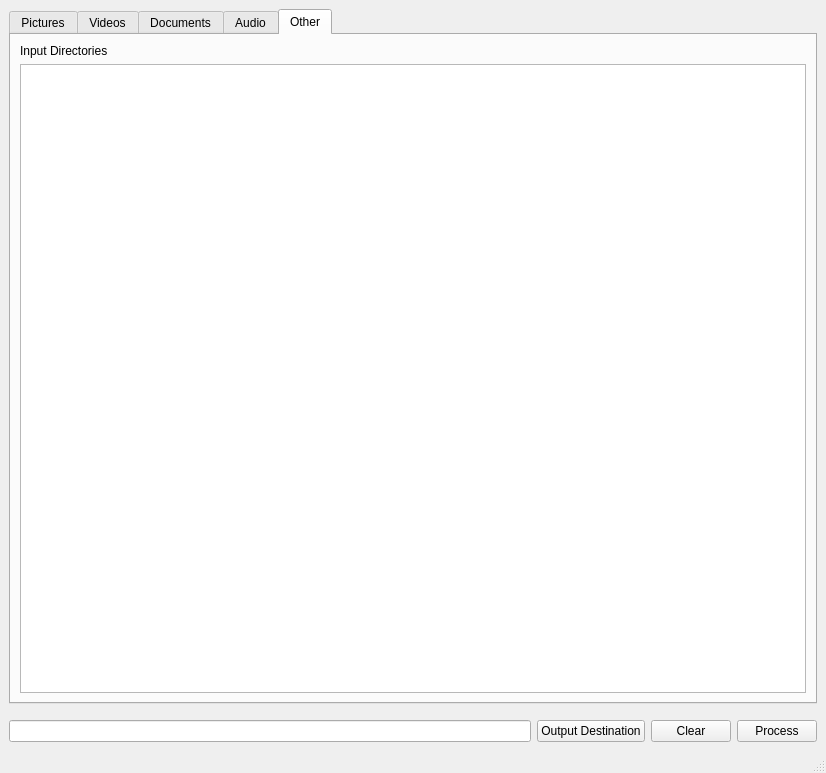
This is file-sorter/mainwindow.ui in c-4422/file-organizer as Qt 5 draws it before an edit. The edited form follows.
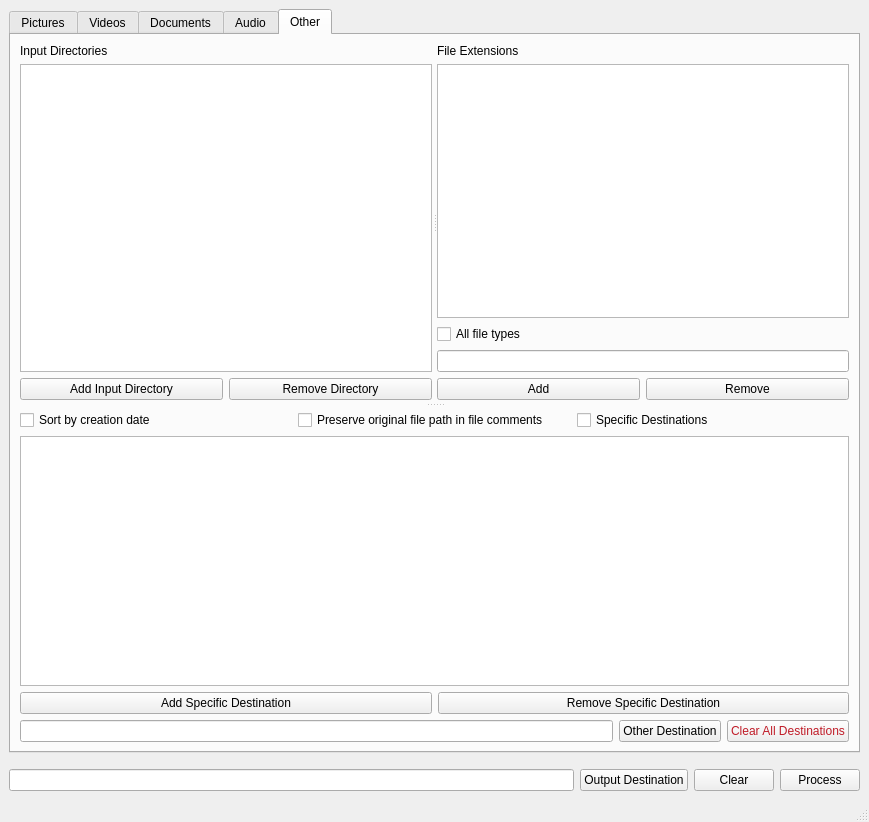
This is the edited form. The open tabs and pages were chosen to show the change.

What changed in the file:
```diff
--- a/file-sorter/mainwindow.ui
+++ b/file-sorter/mainwindow.ui
@@ -6,8 +6,8 @@
    <rect>
     <x>0</x>
     <y>0</y>
-    <width>826</width>
-    <height>773</height>
+    <width>869</width>
+    <height>822</height>
    </rect>
   </property>
   <property name="windowTitle">
@@ -632,24 +632,260 @@
        <attribute name="title">
         <string>Other</string>
        </attribute>
-       <layout class="QVBoxLayout" name="verticalLayout_3">
+       <layout class="QHBoxLayout" name="horizontalLayout_5">
         <item>
-         <layout class="QHBoxLayout" name="horizontalLayout_4">
+         <widget class="QSplitter" name="splitter_2">
+          <property name="sizePolicy">
+           <sizepolicy hsizetype="Minimum" vsizetype="Minimum">
+            <horstretch>0</horstretch>
+            <verstretch>0</verstretch>
+           </sizepolicy>
+          </property>
+          <property name="minimumSize">
+           <size>
+            <width>0</width>
+            <height>0</height>
+           </size>
+          </property>
+          <property name="baseSize">
+           <size>
+            <width>0</width>
+            <height>0</height>
+           </size>
+          </property>
+          <property name="orientation">
+           <enum>Qt::Vertical</enum>
+          </property>
+          <property name="handleWidth">
+           <number>10</number>
+          </property>
+          <widget class="QSplitter" name="splitter">
+           <property name="orientation">
+            <enum>Qt::Horizontal</enum>
+           </property>
+           <property name="handleWidth">
+            <number>5</number>
+           </property>
+           <widget class="QWidget" name="layoutWidget">
+            <layout class="QVBoxLayout" name="verticalLayout_2">
           <item>
-           <layout class="QVBoxLayout" name="verticalLayout_5">
-            <item>
-             <widget class="QLabel" name="VideoInputLabel">
+              <widget class="QLabel" name="label">
               <property name="text">
                <string>Input Directories</string>
               </property>
              </widget>
             </item>
             <item>
-             <widget class="QListWidget" name="listWidget"/>
-            </item>
+              <widget class="QListWidget" name="otherInputPaths"/>
+             </item>
+             <item>
+              <layout class="QHBoxLayout" name="horizontalLayout_7">
+               <property name="bottomMargin">
+                <number>0</number>
+               </property>
+               <item>
+                <widget class="QPushButton" name="otherInputButton">
+                 <property name="text">
+                  <string>Add Input Directory</string>
+                 </property>
+                </widget>
+               </item>
+               <item>
+                <widget class="QPushButton" name="otherInputRemove">
+                 <property name="text">
+                  <string>Remove Directory</string>
+                 </property>
+                </widget>
+               </item>
            </layout>
           </item>
          </layout>
+           </widget>
+           <widget class="QWidget" name="layoutWidget">
+            <layout class="QVBoxLayout" name="verticalLayout">
+             <item>
+              <widget class="QLabel" name="FileExtensionLabel">
+               <property name="text">
+                <string>File Extensions</string>
+               </property>
+              </widget>
+             </item>
+             <item>
+              <widget class="QListWidget" name="otherExtList"/>
+             </item>
+             <item>
+              <widget class="QCheckBox" name="isOtherAllFiles">
+               <property name="text">
+                <string>All file types</string>
+               </property>
+              </widget>
+             </item>
+             <item>
+              <widget class="QLineEdit" name="otherFileExtEdit"/>
+             </item>
+             <item>
+              <layout class="QHBoxLayout" name="horizontalLayout_3">
+               <property name="topMargin">
+                <number>0</number>
+               </property>
+               <item>
+                <widget class="QPushButton" name="addOtherFileExtButton">
+                 <property name="text">
+                  <string>Add</string>
+                 </property>
+                </widget>
+               </item>
+               <item>
+                <widget class="QPushButton" name="removeOtherFileExt">
+                 <property name="text">
+                  <string>Remove</string>
+                 </property>
+                </widget>
+               </item>
+              </layout>
+             </item>
+            </layout>
+           </widget>
+          </widget>
+          <widget class="QWidget" name="layoutWidget">
+           <layout class="QVBoxLayout" name="verticalLayout_6">
+            <item>
+             <layout class="QHBoxLayout" name="other_sorting_options">
+              <property name="spacing">
+               <number>6</number>
+              </property>
+              <property name="topMargin">
+               <number>0</number>
+              </property>
+              <item>
+               <widget class="QCheckBox" name="isOtherDateSorted">
+                <property name="text">
+                 <string>Sort by creation date</string>
+                </property>
+               </widget>
+              </item>
+              <item>
+               <widget class="QCheckBox" name="isOtherFileComments">
+                <property name="text">
+                 <string>Preserve original file path in file comments</string>
+                </property>
+               </widget>
+              </item>
+              <item>
+               <widget class="QCheckBox" name="isOtherMultiDestination">
+                <property name="text">
+                 <string>Specific Destinations</string>
+                </property>
+               </widget>
+              </item>
+             </layout>
+            </item>
+            <item>
+             <layout class="QHBoxLayout" name="output_list_container">
+              <item>
+               <widget class="QListWidget" name="otherOutputDestinationList">
+                <property name="enabled">
+                 <bool>true</bool>
+                </property>
+               </widget>
+              </item>
+             </layout>
+            </item>
+            <item>
+             <layout class="QHBoxLayout" name="multiDestinationLayout">
+              <property name="bottomMargin">
+               <number>0</number>
+              </property>
+              <item>
+               <widget class="QPushButton" name="addOtherDestination">
+                <property name="text">
+                 <string>Add Specific Destination</string>
+                </property>
+               </widget>
+              </item>
+              <item>
+               <widget class="QPushButton" name="removeOtherDestination">
+                <property name="enabled">
+                 <bool>true</bool>
+                </property>
+                <property name="text">
+                 <string>Remove Specific Destination</string>
+                </property>
+               </widget>
+              </item>
+             </layout>
+            </item>
+            <item>
+             <layout class="QHBoxLayout" name="output_horizontal_2">
+              <property name="spacing">
+               <number>6</number>
+              </property>
+              <property name="topMargin">
+               <number>0</number>
+              </property>
+              <item>
+               <widget class="QLineEdit" name="otherDestinationField">
+                <property name="readOnly">
+                 <bool>true</bool>
+                </property>
+               </widget>
+              </item>
+              <item>
+               <widget class="QPushButton" name="otherDestination">
+                <property name="text">
+                 <string>Other Destination</string>
+                </property>
+               </widget>
+              </item>
+              <item>
+               <widget class="QPushButton" name="clearOtherDestinations">
+                <property name="palette">
+                 <palette>
+                  <active>
+                   <colorrole role="ButtonText">
+                    <brush brushstyle="SolidPattern">
+                     <color alpha="255">
+                      <red>192</red>
+                      <green>28</green>
+                      <blue>40</blue>
+                     </color>
+                    </brush>
+                   </colorrole>
+                  </active>
+                  <inactive>
+                   <colorrole role="ButtonText">
+                    <brush brushstyle="SolidPattern">
+                     <color alpha="255">
+                      <red>192</red>
+                      <green>28</green>
+                      <blue>40</blue>
+                     </color>
+                    </brush>
+                   </colorrole>
+                  </inactive>
+                  <disabled>
+                   <colorrole role="ButtonText">
+                    <brush brushstyle="SolidPattern">
+                     <color alpha="255">
+                      <red>145</red>
+                      <green>145</green>
+                      <blue>144</blue>
+                     </color>
+                    </brush>
+                   </colorrole>
+                  </disabled>
+                 </palette>
+                </property>
+                <property name="text">
+                 <string>Clear All Destinations</string>
+                </property>
+               </widget>
+              </item>
+             </layout>
+            </item>
+           </layout>
+          </widget>
+         </widget>
         </item>
        </layout>
       </widget>
```
Left out of the diff: 557 changed lines with no effect on the pictures. Lines whose indentation alone changed are shown as unchanged.
